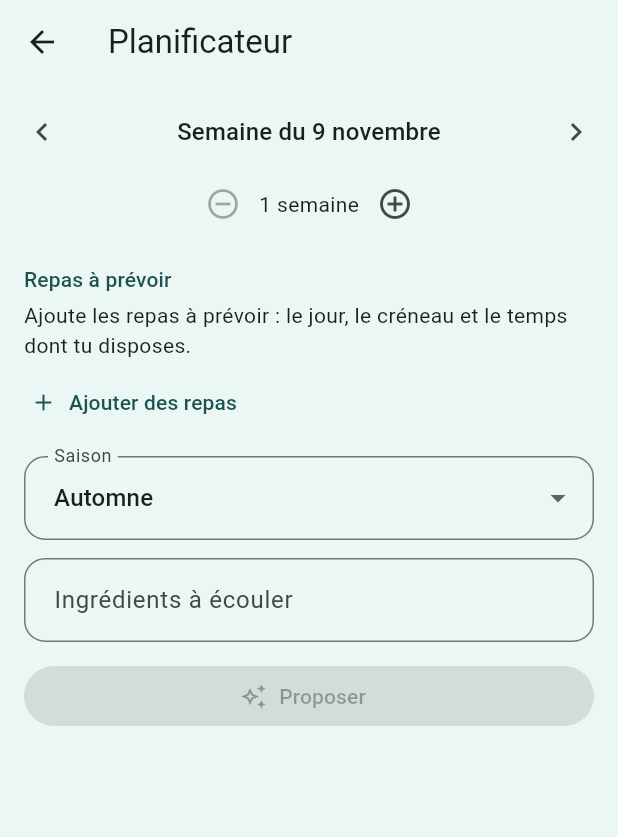
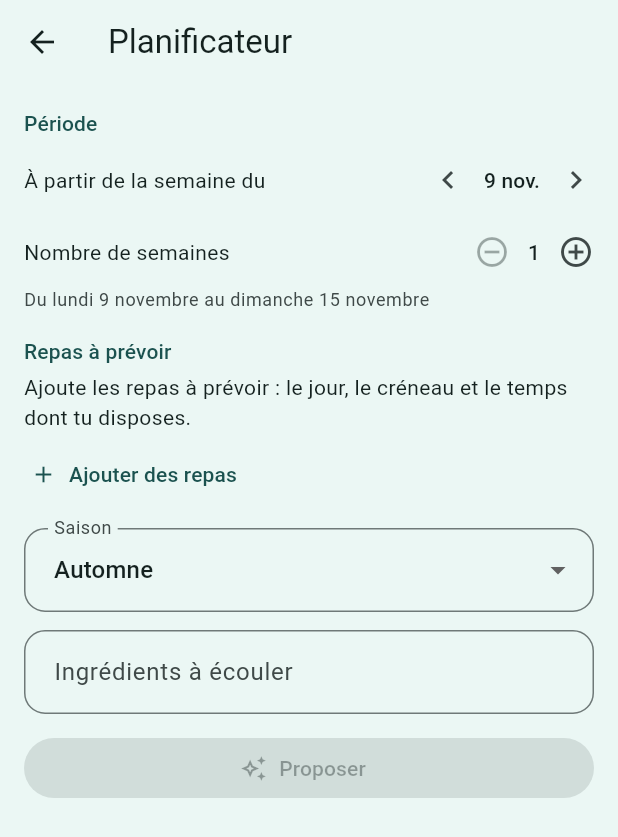
Before and after one commit to Aktawind/receipe-manager, a Flutter app: the PlannerPage screen opened by its route, on a phone screen of 412 x 824 dp. Shown: the top 837 px of the screen. Run offline on Flutter 3.47's test engine with Material 3 defaults, Android fonts, the phone set to English and light mode, and no system bars; our stand-ins replace clock, drift, drift_flutter, file_picker, flutter_riverpod, go_router and 5 more; missing offline and left inert: google_mlkit_text_recognition, googleapis, workmanager; accounts and stored records are empty; generated files the repository leaves out were written again.

Commit message:
Courses : cocher en touchant la ligne, détail par recette ; planning et planificateur plus clairs
- Liste de courses : toucher la ligne coche le produit ; ✎ (ou appui
  long) ouvre la fiche, qui montre la quantité demandée par chaque recette.
- Planning : « Revenir à aujourd'hui » sous les dates, seulement quand on
  s'est éloigné d'aujourd'hui (au lieu de l'icône 📅 de la barre).
- Planificateur : rubrique « Période » (« À partir de la semaine du » et
  « Nombre de semaines », dates couvertes en clair).

Co-Authored-By: Claude Opus 5.5 <noreply@anthropic.com>
Claude-Session: https://claude.ai/code/session_01SZqXmW7Neo4sfAowqCyMa2

```diff
--- a/lib/features/planning/planner_page.dart
+++ b/lib/features/planning/planner_page.dart
@@ -375,22 +375,22 @@ class _PlannerPageState extends ConsumerState<PlannerPage> {
           bottom: 24 + MediaQuery.paddingOf(context).bottom,
         ),
         children: [
+          // La période : la première semaine, et combien de semaines.
+          _Header(l10n.plannerPeriod),
           Padding(
-            padding: const EdgeInsets.fromLTRB(4, 8, 4, 0),
+            padding: const EdgeInsets.fromLTRB(16, 0, 4, 0),
             child: Row(
               children: [
+                Expanded(child: Text(l10n.plannerFirstWeek)),
                 IconButton(
                   key: const ValueKey('planner-week-previous'),
                   tooltip: l10n.plannerPreviousWeek,
                   onPressed: () => setState(() => _setStart(_weekStart(-1))),
                   icon: const Icon(Icons.chevron_left),
                 ),
-                Expanded(
-                  child: Text(
-                    l10n.plannerWeekOf(DateFormat.MMMMd(locale).format(_start)),
-                    textAlign: TextAlign.center,
-                    style: theme.textTheme.titleMedium,
-                  ),
+                Text(
+                  DateFormat.MMMd(locale).format(_start),
+                  style: theme.textTheme.titleSmall,
                 ),
                 IconButton(
                   key: const ValueKey('planner-week-next'),
@@ -401,9 +401,11 @@ class _PlannerPageState extends ConsumerState<PlannerPage> {
               ],
             ),
           ),
-          Row(
-            mainAxisAlignment: MainAxisAlignment.center,
+          Padding(
+            padding: const EdgeInsets.fromLTRB(16, 0, 4, 0),
+            child: Row(
               children: [
+                Expanded(child: Text(l10n.plannerWeekCount)),
                 IconButton(
                   key: const ValueKey('planner-weeks-less'),
                   tooltip: l10n.plannerFewerWeeks,
@@ -415,7 +417,11 @@ class _PlannerPageState extends ConsumerState<PlannerPage> {
                       : null,
                   icon: const Icon(Icons.remove_circle_outline),
                 ),
-              Text(l10n.plannerWeeks(_weeks)),
+                Text(
+                  '$_weeks',
+                  key: const ValueKey('planner-weeks'),
+                  style: theme.textTheme.titleSmall,
+                ),
                 IconButton(
                   key: const ValueKey('planner-weeks-more'),
                   tooltip: l10n.plannerMoreWeeks,
@@ -428,6 +434,20 @@ class _PlannerPageState extends ConsumerState<PlannerPage> {
                   icon: const Icon(Icons.add_circle_outline),
                 ),
               ],
+            ),
+          ),
+          Padding(
+            padding: const EdgeInsets.fromLTRB(16, 0, 16, 0),
+            child: Text(
+              l10n.plannerRange(
+                DateFormat.MMMMEEEEd(locale).format(_start),
+                DateFormat.MMMMEEEEd(locale).format(_dayOf(7, _weeks - 1)),
+              ),
+              key: const ValueKey('planner-range'),
+              style: theme.textTheme.bodySmall?.copyWith(
+                color: theme.colorScheme.onSurfaceVariant,
+              ),
+            ),
           ),
           if (saved.isNotEmpty) ...[
             _Header(l10n.plannerSetups),
--- a/lib/l10n/app_fr.arb
+++ b/lib/l10n/app_fr.arb
@@ -1084,12 +1084,6 @@
   "sideDishesHint": "Touche un nom pour le modifier. Coche les saisons où il est proposé ; sans saison cochée, il l'est toute l'année.",
   "plannerTitle": "Planificateur",
   "plannerOpen": "Proposer des repas",
-  "plannerWeekOf": "Semaine du {date}",
-  "@plannerWeekOf": {
-    "placeholders": {
-      "date": {"type": "String"}
-    }
-  },
   "plannerSetups": "Planifications enregistrées",
   "plannerSaveSetup": "Enregistrer cette planification",
   "plannerSetupName": "Nom de la planification",
@@ -1138,12 +1132,6 @@
   "mealDate": "Date",
   "plannerNoLimit": "Sans limite",
   "plannerTime": "Temps disponible",
-  "plannerWeeks": "{count, plural, =1{1 semaine} other{{count} semaines}}",
-  "@plannerWeeks": {
-    "placeholders": {
-      "count": {"type": "int"}
-    }
-  },
   "plannerFewerWeeks": "Une semaine de moins",
   "plannerMoreWeeks": "Une semaine de plus",
   "plannerPreviousWeek": "Semaine précédente",
@@ -1151,5 +1139,17 @@
   "plannerPartlyPlanned": "Déjà prévu certaines semaines",
   "mealSlotCategories": "Types de plat proposés",
   "mealSlotAllCategories": "Tous les types de plat",
-  "mealSlotCategoriesHint": "Le planificateur ne propose que des recettes de ces catégories pour ce créneau. Rien de coché : toutes."
+  "mealSlotCategoriesHint": "Le planificateur ne propose que des recettes de ces catégories pour ce créneau. Rien de coché : toutes.",
+  "productRecipes": "Pour les recettes",
+  "backToToday": "Revenir à aujourd'hui",
+  "plannerPeriod": "Période",
+  "plannerFirstWeek": "À partir de la semaine du",
+  "plannerWeekCount": "Nombre de semaines",
+  "plannerRange": "Du {from} au {to}",
+  "@plannerRange": {
+    "placeholders": {
+      "from": {"type": "String"},
+      "to": {"type": "String"}
+    }
+  }
 }
```
Also changed, not shown: lib/features/planning/planning_page.dart (+31 -14 lines), lib/features/shopping/shopping_item_sheet.dart (+29 -0 lines), lib/features/shopping/shopping_list_page.dart (+15 -2 lines), 4 other files. Lines whose indentation alone changed are shown as unchanged.
